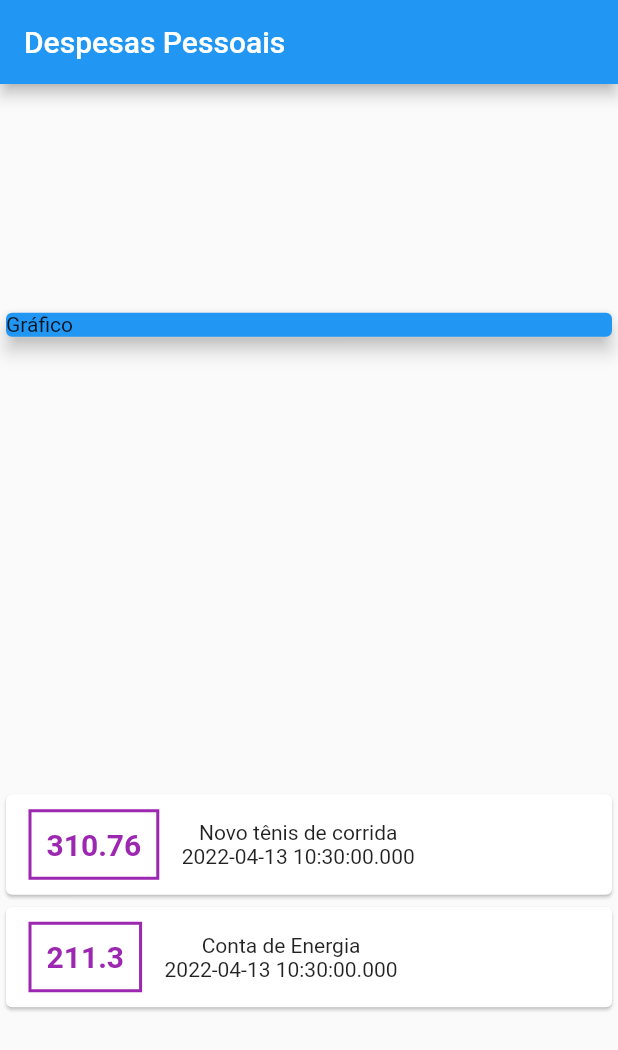
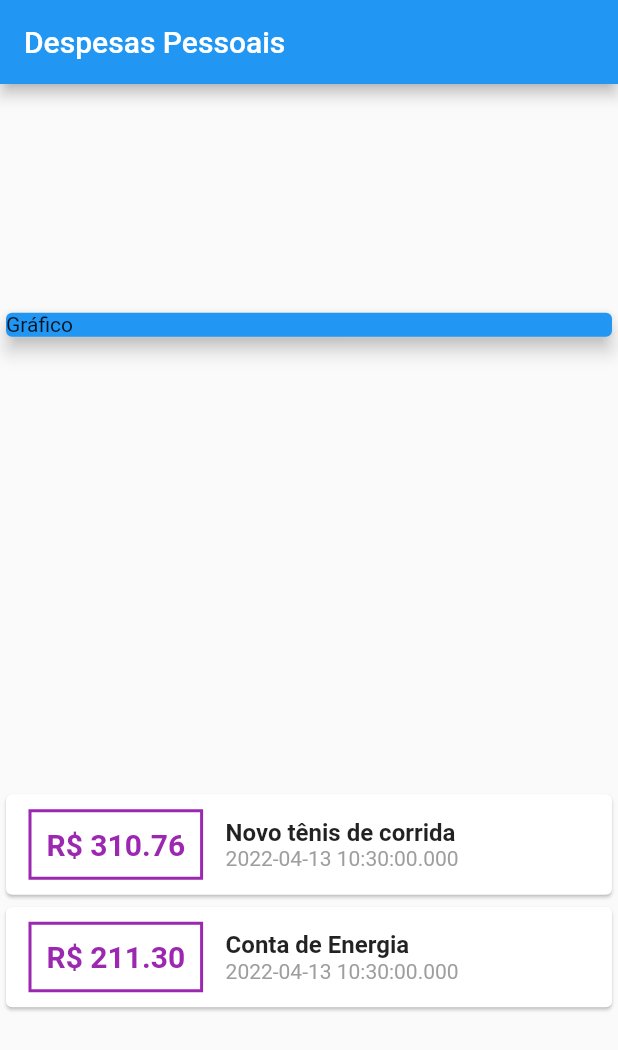
Before and after one commit to fhtozetto/Exenses, a Flutter app: the screen it shows after launch, on a phone screen of 412 x 824 dp. Shown: the top 1050 px of the screen. Run offline on Flutter 3.47's test engine with Material 2 defaults, Android fonts, the phone set to English and light mode, and no system bars.

Commit message:
Using string interpolation

```diff
--- a/lib/main.dart
+++ b/lib/main.dart
@@ -67,7 +67,7 @@ class MyHomePage extends StatelessWidget {
                       )),
                       padding: const EdgeInsets.all(10),
                       child: Text(
-                        tr.value.toString(),
+                        'R\$ ${tr.value.toStringAsFixed(2)}',
                         style: const TextStyle(
                             fontWeight: FontWeight.bold,
                             fontSize: 20,
@@ -75,9 +75,15 @@ class MyHomePage extends StatelessWidget {
                       ),
                     ),
                     Column(
+                      crossAxisAlignment: CrossAxisAlignment.start,
                       children: [
-                        Text(tr.title),
-                        Text(tr.date.toString()),
+                        Text(tr.title,
+                            style: const TextStyle(
+                              fontSize: 16,
+                              fontWeight: FontWeight.bold,
+                            )),
+                        Text(tr.date.toString(),
+                            style: const TextStyle(color: Colors.grey)),
                       ],
                     )
                   ],
--- a/pubspec.yaml
+++ b/pubspec.yaml
@@ -46,6 +46,8 @@ dev_dependencies:
   # rules and activating additional ones.
   flutter_lints: ^1.0.0
 
+  intl: ^0.17.0
+
 # For information on the generic Dart part of this file, see the
 # following page: https://dart.dev/tools/pub/pubspec
 
```
Also changed, not shown: pubspec.lock.
